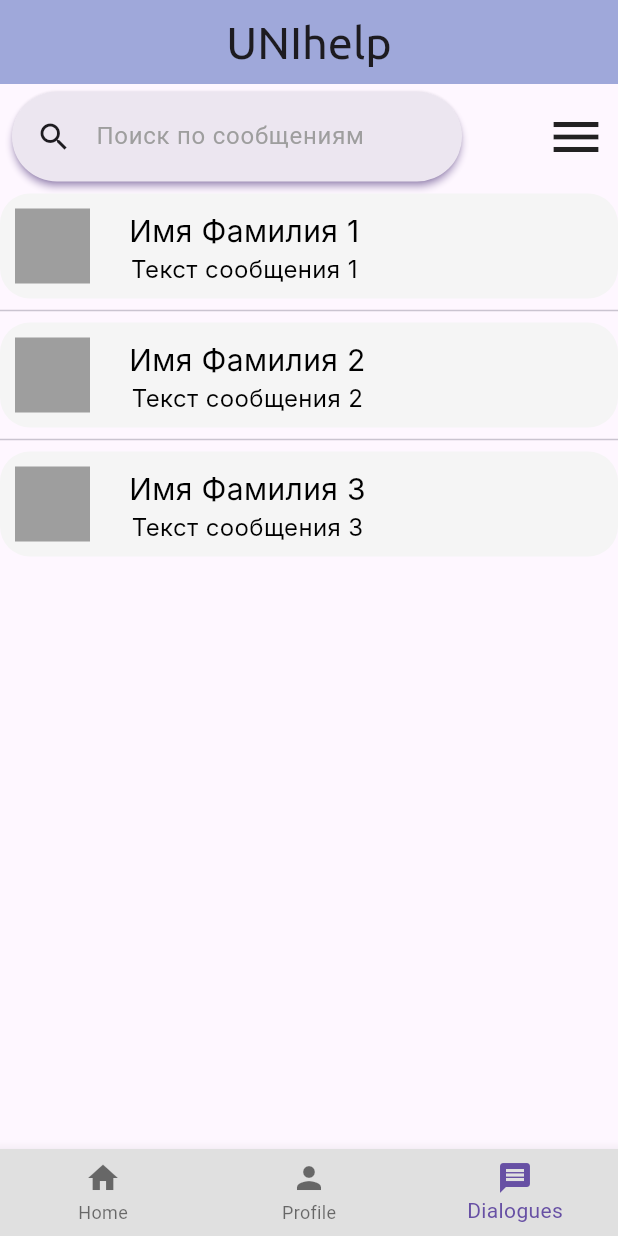
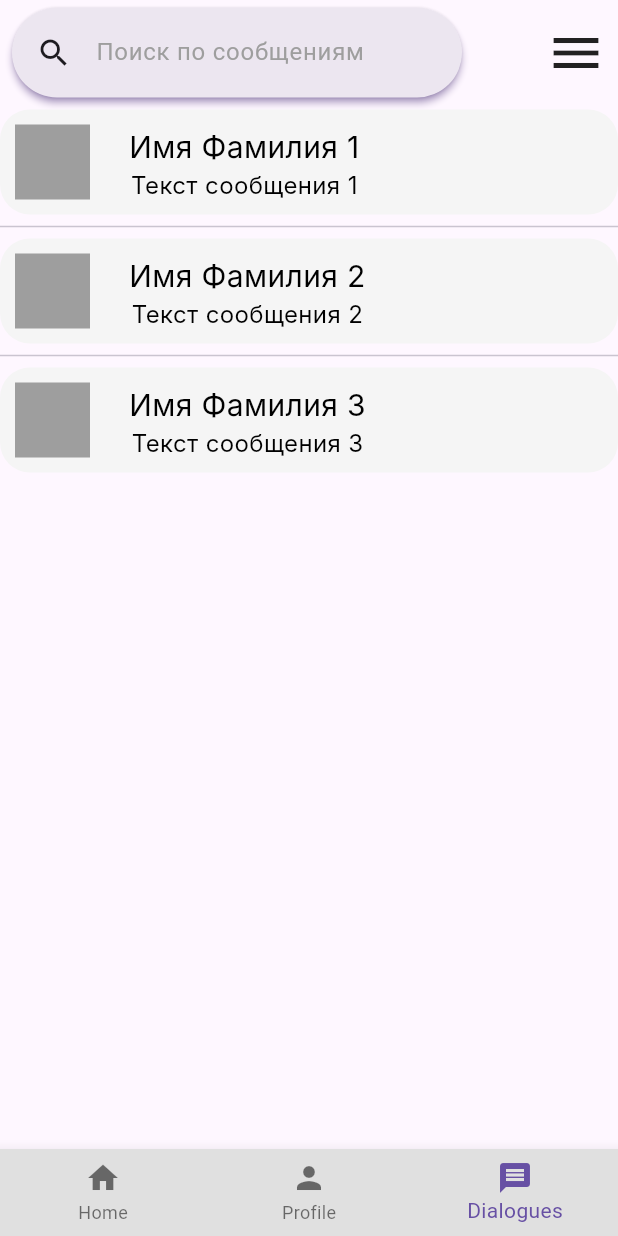
Before and after one commit to GQIRiza/UNIhelp, a Flutter app: the screen it shows after launch, item 3 of the bottom bar chosen, on a phone screen of 412 x 824 dp. Run offline on Flutter 3.47's test engine with Material 3 defaults, Android fonts, the phone set to English and light mode, and no system bars; our stand-ins replace flutter_bloc; network calls fail; Roboto replaces fonts that are missing (Inter); project files that could hold a hidden picture were left out.

```diff
--- a/lib/dialogues.dart
+++ b/lib/dialogues.dart
@@ -15,17 +15,14 @@ class _DialoguePageState extends State<DialoguePage> {
   @override
   Widget build(BuildContext context) {
     return Scaffold(
-      appBar: AppBar(
-        title: Center(child: const Text(
-          'UNIhelp', style: TextStyle(fontSize: 30, fontFamily: 'Ubuntu'),)),
-        backgroundColor: Color(0xff9fa8da),
-      ),
 
-      body: Column(
-        children: [
-          Search(),
-          Massage(),
-        ],
+      body: SafeArea(
+        child: Column(
+          children: [
+            Search(),
+            Massage(),
+          ],
+        ),
       ),
     );
   }
```
Also changed, not shown: lib/profile.dart (+6 -17 lines), lib/search.dart (+3 -13 lines).
